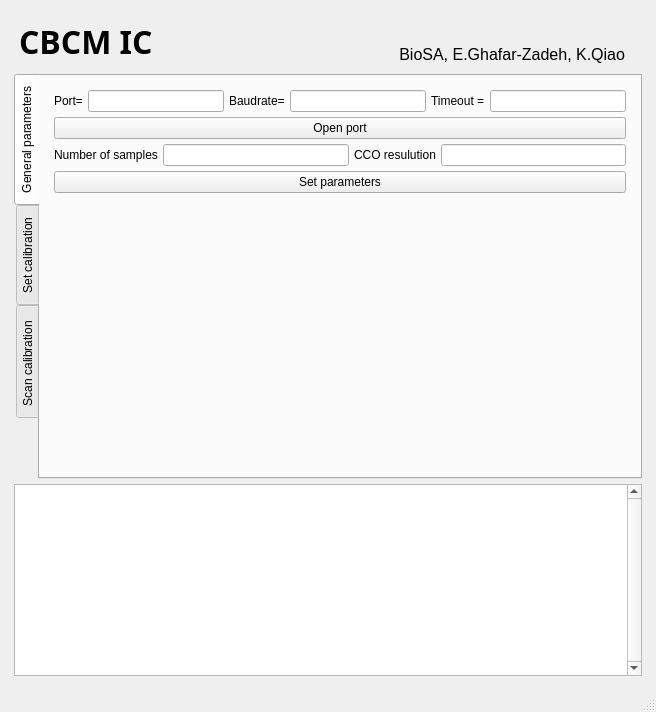
This is Software/Python/GUI.ui in okyx10a/CBCM-IC as Qt 5 draws it before an edit. The edited form follows.
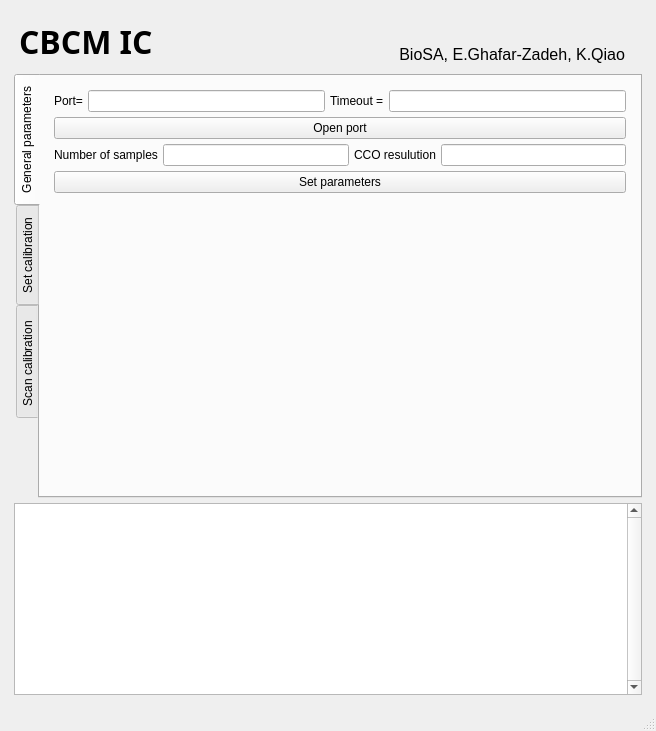
This is the edited form. The open tabs and pages were chosen to show the change. Icons and pictures are not drawn.

What changed in the file:
```diff
--- a/Software/Python/GUI.ui
+++ b/Software/Python/GUI.ui
@@ -7,7 +7,7 @@
     <x>0</x>
     <y>0</y>
     <width>656</width>
-    <height>712</height>
+    <height>731</height>
    </rect>
   </property>
   <property name="sizePolicy">
@@ -187,16 +187,6 @@
               <item>
                <widget class="QLineEdit" name="port_input"/>
               </item>
-              <item>
-               <widget class="QLabel" name="baudrate_label">
-                <property name="text">
-                 <string>Baudrate=</string>
-                </property>
-               </widget>
-              </item>
-              <item>
-               <widget class="QLineEdit" name="baudrate_input"/>
-              </item>
               <item>
                <widget class="QLabel" name="timeout_label">
                 <property name="text">
```
Left out of the diff: 2 changed lines with no effect on the pictures.
